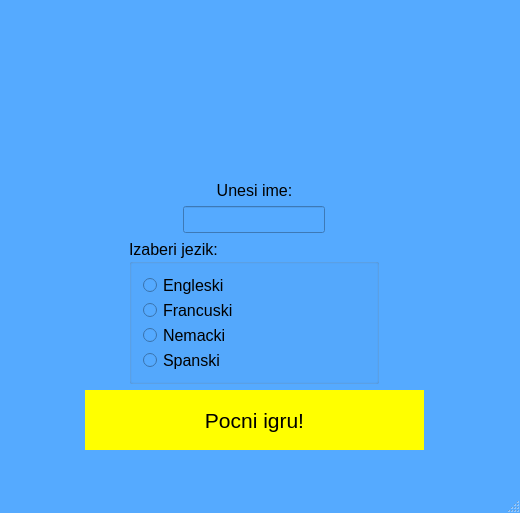
Qt form mainwindow.ui (mllemackey/Cardonary) before a commit.
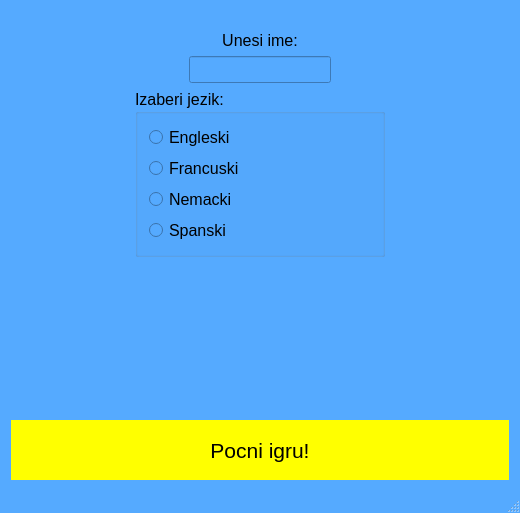
The same form after that commit. Icons and pictures are not drawn.

Commit message: Responsive layout changes

```diff
--- a/mainwindow.ui
+++ b/mainwindow.ui
@@ -159,30 +159,10 @@
    <string>MainWindow</string>
   </property>
   <widget class="QWidget" name="centralWidget">
-   <widget class="QWidget" name="horizontalLayoutWidget">
-    <property name="geometry">
-     <rect>
-      <x>70</x>
-      <y>20</y>
-      <width>361</width>
-      <height>111</height>
-     </rect>
-    </property>
-    <layout class="QHBoxLayout" name="horizontalLayout">
+   <layout class="QVBoxLayout" name="verticalLayout_3">
      <item>
-      <spacer name="horizontalSpacer">
-       <property name="orientation">
-        <enum>Qt::Horizontal</enum>
-       </property>
-       <property name="sizeHint" stdset="0">
-        <size>
-         <width>40</width>
-         <height>20</height>
-        </size>
-       </property>
-      </spacer>
-     </item>
-     <item>
+     <layout class="QVBoxLayout" name="verticalLayout">
+      <item alignment="Qt::AlignHCenter">
       <widget class="QLabel" name="label">
        <property name="sizePolicy">
         <sizepolicy hsizetype="Preferred" vsizetype="Preferred">
@@ -220,31 +200,6 @@
       </widget>
      </item>
      <item>
-      <spacer name="horizontalSpacer_2">
-       <property name="orientation">
-        <enum>Qt::Horizontal</enum>
-       </property>
-       <property name="sizeHint" stdset="0">
-        <size>
-         <width>40</width>
-         <height>20</height>
-        </size>
-       </property>
-      </spacer>
-     </item>
-    </layout>
-   </widget>
-   <widget class="QWidget" name="verticalLayoutWidget">
-    <property name="geometry">
-     <rect>
-      <x>74</x>
-      <y>170</y>
-      <width>361</width>
-      <height>291</height>
-     </rect>
-    </property>
-    <layout class="QVBoxLayout" name="verticalLayout">
-     <item>
       <widget class="QLabel" name="label_2">
        <property name="enabled">
         <bool>true</bool>
@@ -498,7 +453,8 @@
       </widget>
      </item>
     </layout>
-   </widget>
+    </item>
+   </layout>
   </widget>
   <widget class="QStatusBar" name="statusBar"/>
  </widget>
```
Lines whose indentation alone changed are shown as unchanged. The commit also changes 3 other files.
